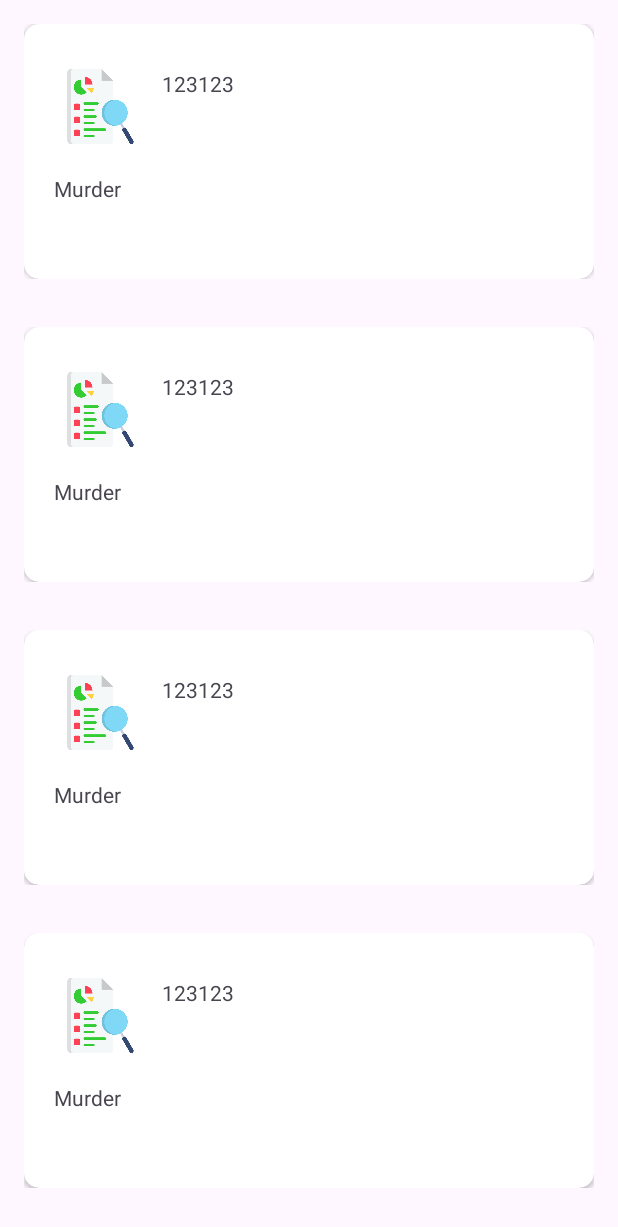
After one commit to Ltrsoft2019/Police_Mannagement_System, an Android app: the fragment FirFragment shown on its own in the app's theme, on a phone screen of 412 x 824 dp. The commit adds this screen. Shown: the top 1227 px of the screen. Run offline under Robolectric (Android 15) with nearby library versions, the phone set to English and light mode, and no system bars.

Commit message:
commited by ok

```diff
--- a/app/src/main/java/com/ltrsoft/police_mannagement_system/Fragment/DistrictAnalysis.java
+++ b/app/src/main/java/com/ltrsoft/police_mannagement_system/Fragment/analysis/DistrictAnalysis.java
@@ -1,11 +1,10 @@
-package com.ltrsoft.police_mannagement_system.Fragment;
+package com.ltrsoft.police_mannagement_system.Fragment.analysis;
 
 import android.graphics.Color;
 import android.os.Bundle;
 import android.view.LayoutInflater;
 import android.view.View;
 import android.view.ViewGroup;
-import android.widget.TextView;
 
 import androidx.annotation.NonNull;
 import androidx.annotation.Nullable;
@@ -23,7 +22,6 @@ import com.ltrsoft.police_mannagement_system.R;
 import com.ltrsoft.police_mannagement_system.adapters.DistrictAdapter;
 
 import org.eazegraph.lib.charts.PieChart;
-import org.eazegraph.lib.models.BarModel;
 import org.eazegraph.lib.models.PieModel;
 
 import java.util.ArrayList;
--- a/app/src/main/java/com/ltrsoft/police_mannagement_system/Fragment/FilterFragment.java
+++ b/app/src/main/java/com/ltrsoft/police_mannagement_system/Fragment/analysis/FilterFragment.java
@@ -1,4 +1,4 @@
-package com.ltrsoft.police_mannagement_system.Fragment;
+package com.ltrsoft.police_mannagement_system.Fragment.analysis;
 
 import android.os.Bundle;
 import android.view.LayoutInflater;
--- a/app/src/main/java/com/ltrsoft/police_mannagement_system/Fragment/Filter_year_month.java
+++ b/app/src/main/java/com/ltrsoft/police_mannagement_system/Fragment/analysis/Filter_year_month.java
@@ -1,10 +1,11 @@
-package com.ltrsoft.police_mannagement_system.Fragment;
+package com.ltrsoft.police_mannagement_system.Fragment.analysis;
 
 import android.graphics.Color;
 import android.os.Bundle;
 import android.view.LayoutInflater;
 import android.view.View;
 import android.view.ViewGroup;
+import android.widget.Toast;
 
 import androidx.annotation.NonNull;
 import androidx.annotation.Nullable;
@@ -31,6 +32,7 @@ public class Filter_year_month extends Fragment {
     public View onCreateView(@NonNull LayoutInflater inflater, @Nullable ViewGroup container, @Nullable Bundle savedInstanceState) {
         View view = inflater.inflate(R.layout.year, container, false);
         barChart = view.findViewById(R.id.barchart);
+        Toast.makeText(getContext(), "on year", Toast.LENGTH_SHORT).show();
         recyclerView=view.findViewById(R.id.year_recycler);
         setBar();
         setrecycler();
--- /dev/null
+++ b/app/src/main/java/com/ltrsoft/police_mannagement_system/Fragment/analysis/FirFragment.java
@@ -0,0 +1,49 @@
+package com.ltrsoft.police_mannagement_system.Fragment.analysis;
+
+import android.os.Bundle;
+import android.view.LayoutInflater;
+import android.view.View;
+import android.view.ViewGroup;
+
+import androidx.annotation.NonNull;
+import androidx.annotation.Nullable;
+import androidx.fragment.app.Fragment;
+import androidx.recyclerview.widget.LinearLayoutManager;
+import androidx.recyclerview.widget.RecyclerView;
+
+import com.ltrsoft.police_mannagement_system.Model.FirModel;
+import com.ltrsoft.police_mannagement_system.R;
+import com.ltrsoft.police_mannagement_system.adapters.FirAdapter;
+
+import java.util.ArrayList;
+
+public class FirFragment extends Fragment {
+    public FirFragment() {
+    }
+
+    RecyclerView recyclerView;
+    @Nullable
+    @Override
+    public View onCreateView(@NonNull LayoutInflater inflater, @Nullable ViewGroup container, @Nullable Bundle savedInstanceState) {
+        View view = inflater.inflate(R.layout.fir_list, container, false);
+        recyclerView = view.findViewById(R.id.fir_list_recycler);
+        setRecycler();
+        return view;
+    }
+
+    private void setRecycler() {
+        ArrayList<FirModel>models=new ArrayList<>();
+        models.add(new FirModel("123123","Murder","hinees","latur"));
+        models.add(new FirModel("123123","Murder","hinees","latur"));
+        models.add(new FirModel("123123","Murder","hinees","latur"));
+        models.add(new FirModel("123123","Murder","hinees","latur"));
+        models.add(new FirModel("123123","Murder","hinees","latur"));
+        models.add(new FirModel("123123","Murder","hinees","latur"));
+        models.add(new FirModel("123123","Murder","hinees","latur"));
+
+        FirAdapter adapter = new FirAdapter(models);
+        LinearLayoutManager layoutManager = new LinearLayoutManager(getContext());
+        recyclerView.setLayoutManager(layoutManager);
+        recyclerView.setAdapter(adapter);
+    }
+}
--- /dev/null
+++ b/app/src/main/java/com/ltrsoft/police_mannagement_system/Model/FirModel.java
@@ -0,0 +1,44 @@
+package com.ltrsoft.police_mannagement_system.Model;
+
+public class FirModel {
+    String fir_id,fir_name,type,address;
+
+    public FirModel(String fir_id, String fir_name, String type, String address) {
+        this.fir_id = fir_id;
+        this.fir_name = fir_name;
+        this.type = type;
+        this.address = address;
+    }
+
+    public String getFir_id() {
+        return fir_id;
+    }
+
+    public void setFir_id(String fir_id) {
+        this.fir_id = fir_id;
+    }
+
+    public String getFir_name() {
+        return fir_name;
+    }
+
+    public void setFir_name(String fir_name) {
+        this.fir_name = fir_name;
+    }
+
+    public String getType() {
+        return type;
+    }
+
+    public void setType(String type) {
+        this.type = type;
+    }
+
+    public String getAddress() {
+        return address;
+    }
+
+    public void setAddress(String address) {
+        this.address = address;
+    }
+}
--- /dev/null
+++ b/app/src/main/java/com/ltrsoft/police_mannagement_system/adapters/FirAdapter.java
@@ -0,0 +1,65 @@
+package com.ltrsoft.police_mannagement_system.adapters;
+
+import android.content.Context;
+import android.view.LayoutInflater;
+import android.view.View;
+import android.view.ViewGroup;
+import android.widget.TextView;
+
+import androidx.annotation.NonNull;
+import androidx.appcompat.app.AppCompatActivity;
+import androidx.cardview.widget.CardView;
+import androidx.recyclerview.widget.RecyclerView;
+
+import com.ltrsoft.police_mannagement_system.Fragment.analysis.FirAnalysis;
+import com.ltrsoft.police_mannagement_system.Model.FirModel;
+import com.ltrsoft.police_mannagement_system.R;
+
+import java.util.ArrayList;
+
+public class FirAdapter extends RecyclerView.Adapter<FirAdapter.ViewHolder>{
+    ArrayList <FirModel >models;
+
+    public FirAdapter(ArrayList<FirModel> models) {
+        this.models = models;
+    }
+
+    @NonNull
+    @Override
+    public ViewHolder onCreateViewHolder(@NonNull ViewGroup parent, int viewType) {
+        View view = LayoutInflater.from(parent.getContext()).inflate(R.layout.fir_card,parent,false);
+        return new ViewHolder(view);
+    }
+
+    @Override
+    public void onBindViewHolder(@NonNull ViewHolder holder, int position) {
+        FirModel model = models.get(position);
+    holder.id.setText(model.getFir_id());
+    holder.name.setText(model.getFir_name());
+    holder.card.setOnClickListener(new View.OnClickListener() {
+        @Override
+        public void onClick(View v) {
+            Context context=v.getContext();
+            AppCompatActivity activity= (AppCompatActivity) context;
+            activity.getSupportFragmentManager().beginTransaction().replace(R.id.main_container,new FirAnalysis());
+        }
+    });
+
+    }
+
+    @Override
+    public int getItemCount() {
+        return models.size();
+    }
+
+    public class ViewHolder extends RecyclerView.ViewHolder {
+        public TextView id,name;
+        public CardView card;
+        public ViewHolder(@NonNull View itemView) {
+            super(itemView);
+            card=itemView.findViewById(R.id.fircard);
+            id=itemView.findViewById(R.id.fir_id);
+            name=itemView.findViewById(R.id.fir_type);
+        }
+    }
+}
--- a/app/src/main/java/com/ltrsoft/police_mannagement_system/adapters/YearAdapter.java
+++ b/app/src/main/java/com/ltrsoft/police_mannagement_system/adapters/YearAdapter.java
@@ -11,8 +11,7 @@ import androidx.appcompat.app.AppCompatActivity;
 import androidx.cardview.widget.CardView;
 import androidx.recyclerview.widget.RecyclerView;
 
-import com.ltrsoft.police_mannagement_system.Fragment.Filter_month;
-import com.ltrsoft.police_mannagement_system.Fragment.Filter_year_month;
+import com.ltrsoft.police_mannagement_system.Fragment.analysis.Filter_month;
 import com.ltrsoft.police_mannagement_system.Model.YearModel;
 import com.ltrsoft.police_mannagement_system.R;
 
--- /dev/null
+++ b/app/src/main/res/layout/fir_card.xml
@@ -0,0 +1,63 @@
+<?xml version="1.0" encoding="utf-8"?>
+<LinearLayout xmlns:android="http://schemas.android.com/apk/res/android"
+    android:layout_width="match_parent"
+    android:layout_height="wrap_content"
+    xmlns:app="http://schemas.android.com/apk/res-auto"
+    android:orientation="vertical"
+    android:padding="16dp">
+
+    <androidx.cardview.widget.CardView
+        android:layout_width="match_parent"
+        android:id="@+id/fircard"
+        app:cardCornerRadius="10dp"
+        android:layout_height="wrap_content">
+        <LinearLayout
+            android:orientation="vertical"
+            android:layout_width="match_parent"
+            android:layout_margin="10dp"
+            android:elevation="10dp"
+            android:layout_height="wrap_content">
+            <LinearLayout
+                android:layout_marginTop="10dp"
+                android:layout_width="match_parent"
+                android:layout_height="wrap_content"
+                android:layout_marginBottom="10dp"
+                android:orientation="horizontal">
+                <ImageView
+                    android:layout_marginTop="10dp"
+                    android:layout_marginLeft="10dp"
+                    android:layout_width="match_parent"
+                    android:layout_height="50dp"
+                    android:src="@drawable/audit"
+                    android:layout_weight="8"
+                    android:text="District name"/>
+                <TextView
+                    android:id="@+id/fir_id"
+                    android:layout_marginTop="10dp"
+                    android:layout_marginLeft="10dp"
+                    android:layout_width="match_parent"
+                    android:layout_height="50dp"
+                    android:layout_weight="2"
+                    android:text="Fir Id :"/>
+
+            </LinearLayout>
+            <LinearLayout
+                android:layout_marginTop="10dp"
+                android:layout_width="match_parent"
+                android:layout_height="wrap_content"
+                android:layout_marginBottom="10dp"
+                android:orientation="horizontal">
+                <TextView
+                    android:layout_marginLeft="10dp"
+                    android:layout_width="0dp"
+                    android:layout_weight="1"
+                    android:id="@+id/fir_type"
+                    android:text="Fir Type:\n"
+                    android:layout_height="50dp"/>
+
+            </LinearLayout>
+        </LinearLayout>
+    </androidx.cardview.widget.CardView>
+
+
+</LinearLayout>
--- /dev/null
+++ b/app/src/main/res/layout/fir_list.xml
@@ -0,0 +1,9 @@
+<?xml version="1.0" encoding="utf-8"?>
+<androidx.constraintlayout.widget.ConstraintLayout xmlns:android="http://schemas.android.com/apk/res/android"
+    android:layout_width="match_parent"
+    android:layout_height="match_parent">
+<androidx.recyclerview.widget.RecyclerView
+    android:layout_width="match_parent"
+    android:layout_height="match_parent"
+    android:id="@+id/fir_list_recycler"/>
+</androidx.constraintlayout.widget.ConstraintLayout>
--- a/app/src/main/res/values/strings.xml
+++ b/app/src/main/res/values/strings.xml
@@ -25,4 +25,6 @@
     <string name="case_clearnce_n_average_n_police_wise">Case Clearnce \n Average \n (Police Wise)</string>
     <string name="nav_open">Open</string>
     <string name="nav_close">Close</string>
+    <!-- TODO: Remove or change this placeholder text -->
+    <string name="hello_blank_fragment">Hello blank fragment</string>
 </resources>
```
Also changed, not shown: app/src/main/java/com/ltrsoft/police_mannagement_system/Fragment/analysis/Filter_month.java (renamed from app/src/main/java/com/ltrsoft/police_mannagement_system/Fragment/Filter_month.java, +7 -6 lines), app/src/main/java/com/ltrsoft/police_mannagement_system/Fragment/analysis/FirAnalysis.java (added, +28 -0 lines), app/src/main/java/com/ltrsoft/police_mannagement_system/MainActivity.java (+1 -10 lines), app/src/main/java/com/ltrsoft/police_mannagement_system/adapters/MonthAdapter.java (+4 -3 lines), app/src/main/res/layout/fir_analysis_fragment.xml (added, +14 -0 lines), app/src/main/res/layout/month.xml (+4 -4 lines), app/src/main/res/layout/year.xml (+6 -4 lines).
